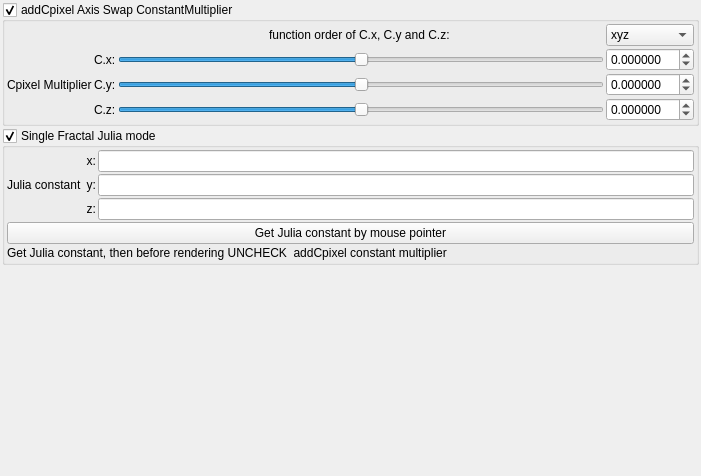
First picture: the form in mandelbulber2/qt_data/fractal_transf_add_Cpixel_axis_swap.ui, repository buddhi1980/mandelbulber2, before the edit.
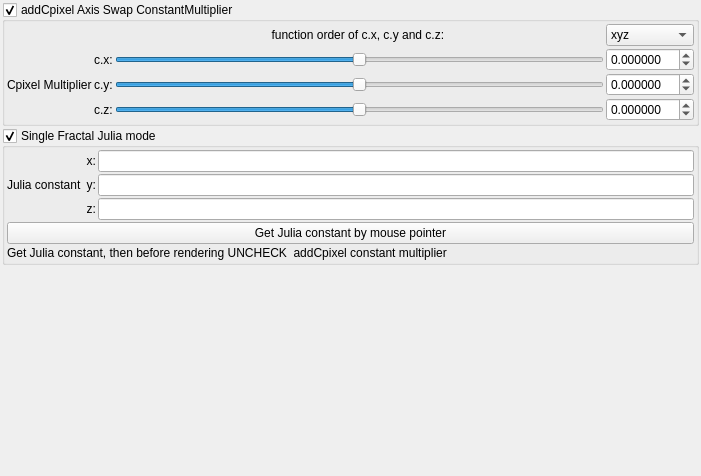
Second picture: the form after the edit. Custom widgets are drawn as their Qt base class.

Patch:
```diff
--- a/mandelbulber2/qt_data/fractal_transf_add_Cpixel_axis_swap.ui
+++ b/mandelbulber2/qt_data/fractal_transf_add_Cpixel_axis_swap.ui
@@ -167,7 +167,7 @@
         <item row="1" column="1">
          <widget class="QLabel" name="label_109">
           <property name="text">
-           <string>C.x:</string>
+           <string>c.x:</string>
           </property>
          </widget>
         </item>
@@ -230,7 +230,7 @@
         <item row="0" column="2">
          <widget class="QLabel" name="label_multi2_order_of_xyz_2">
           <property name="text">
-           <string>function order of C.x, C.y and C.z: </string>
+           <string>function order of c.x, c.y and c.z: </string>
           </property>
           <property name="alignment">
            <set>Qt::AlignCenter</set>
@@ -274,7 +274,7 @@
         <item row="2" column="1">
          <widget class="QLabel" name="label_110">
           <property name="text">
-           <string>C.y:</string>
+           <string>c.y:</string>
           </property>
          </widget>
         </item>
@@ -288,7 +288,7 @@
         <item row="3" column="1">
          <widget class="QLabel" name="label_111">
           <property name="text">
-           <string>C.z:</string>
+           <string>c.z:</string>
           </property>
          </widget>
         </item>
```
Left out of the diff: 2 changed lines with no effect on the pictures.
